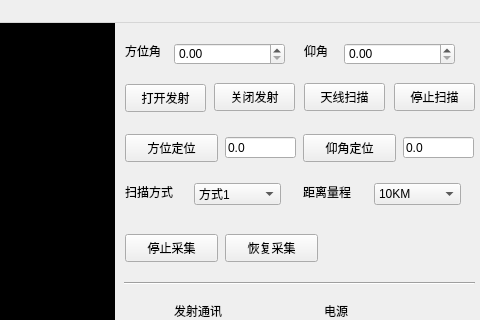
Before: the Qt Designer form mainwindow.ui in GitHdrobot/WeatheRadar, drawn with Qt 5; both pictures show x 896 to 1376 and y 0 to 320 of the 1376 by 768 pixel window.
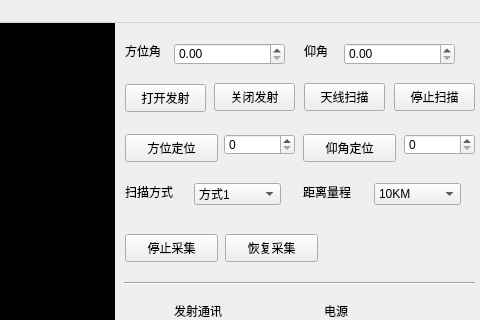
After: the same form once the commit is applied. Icons and pictures are not drawn. Custom widgets are drawn as their Qt base class.

What changed in the file:
```diff
--- a/mainwindow.ui
+++ b/mainwindow.ui
@@ -663,19 +663,6 @@
      <string>方位定位</string>
     </property>
    </widget>
-   <widget class="QLineEdit" name="lineEditAzimuth_2">
-    <property name="geometry">
-     <rect>
-      <x>1121</x>
-      <y>114</y>
-      <width>71</width>
-      <height>21</height>
-     </rect>
-    </property>
-    <property name="text">
-     <string>0.0</string>
-    </property>
-   </widget>
    <widget class="QPushButton" name="pbtnElevation">
     <property name="geometry">
      <rect>
@@ -694,19 +681,6 @@
      <string>仰角定位</string>
     </property>
    </widget>
-   <widget class="QLineEdit" name="lineEditElevation_2">
-    <property name="geometry">
-     <rect>
-      <x>1299</x>
-      <y>114</y>
-      <width>71</width>
-      <height>21</height>
-     </rect>
-    </property>
-    <property name="text">
-     <string>0.0</string>
-    </property>
-   </widget>
    <widget class="QPushButton" name="pbtnStop">
     <property name="geometry">
      <rect>
@@ -1089,6 +1063,26 @@
      </rect>
     </property>
    </widget>
+   <widget class="QSpinBox" name="spinBoxAzimuthSet">
+    <property name="geometry">
+     <rect>
+      <x>1120</x>
+      <y>111</y>
+      <width>71</width>
+      <height>21</height>
+     </rect>
+    </property>
+   </widget>
+   <widget class="QSpinBox" name="spinBoxElevationSet">
+    <property name="geometry">
+     <rect>
+      <x>1300</x>
+      <y>111</y>
+      <width>71</width>
+      <height>21</height>
+     </rect>
+    </property>
+   </widget>
   </widget>
   <widget class="QMenuBar" name="menuBar">
    <property name="geometry">
```
Left out of the diff: 15 changed lines with no effect on the pictures.
